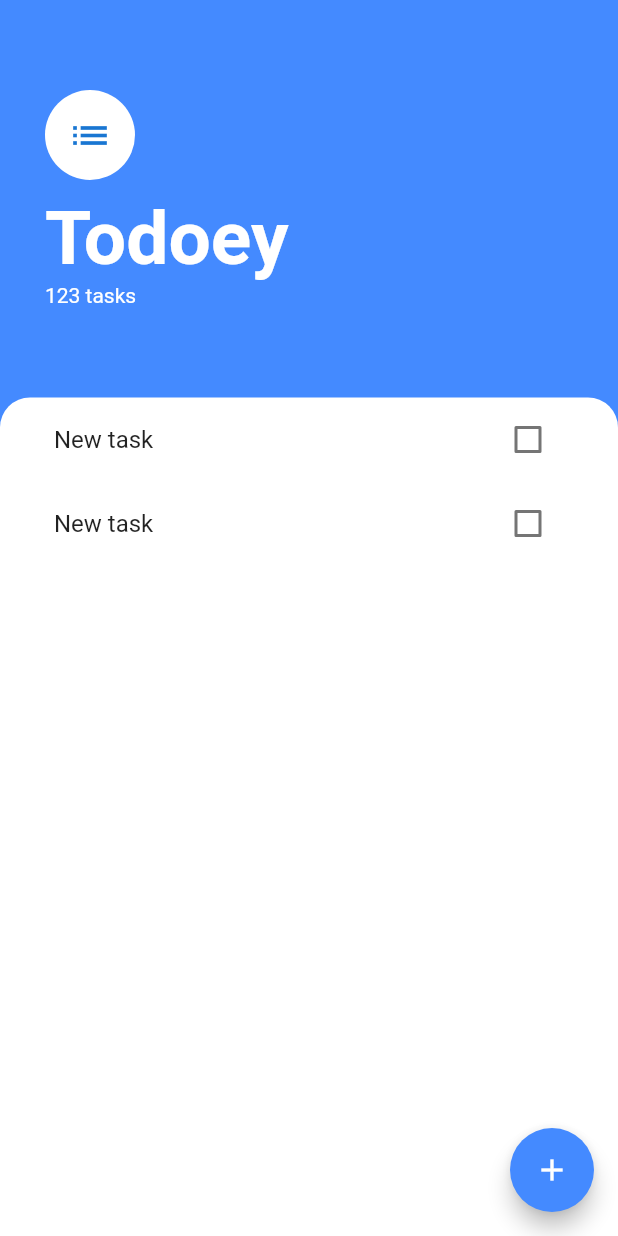
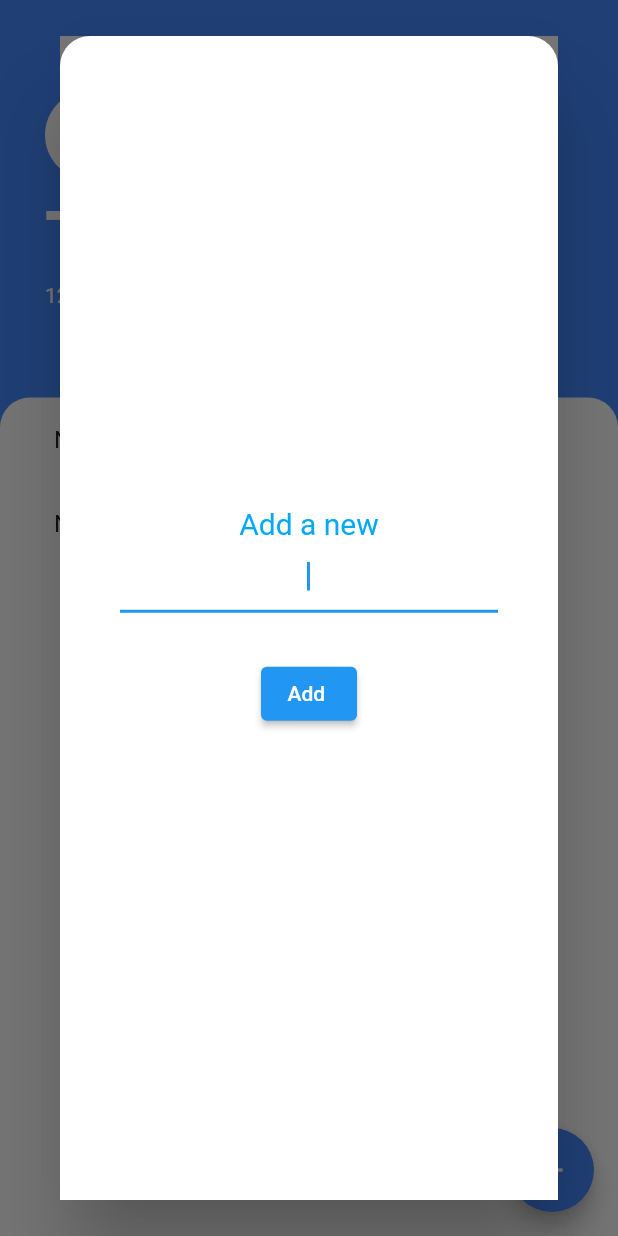
Before and after one commit to astephbi/todoey, a Flutter app: the screen it shows after launch, after a tap on the "add" icon, on a phone screen of 412 x 824 dp. Run offline on Flutter 3.47's test engine with Material 2 defaults, Android fonts, the phone set to English and light mode, and no system bars; our stand-ins replace get.

Commit message:
bright impl

```diff
--- a/lib/main.dart
+++ b/lib/main.dart
@@ -1,5 +1,6 @@
 import 'package:flutter/material.dart';
 import 'package:todoey/screens/todo.dart';
+import 'package:get/get.dart';
 
 void main() {
   runApp(const MyApp());
@@ -10,10 +11,10 @@ class MyApp extends StatelessWidget {
 
   @override
   Widget build(BuildContext context) {
-    return MaterialApp(
+    return const GetMaterialApp(
       title: 'Flutter Demo',
       debugShowCheckedModeBanner: false,
-      home: const TodoList(),
+      home: TodoList(),
     );
   }
 }
--- a/lib/screens/add_task.dart
+++ b/lib/screens/add_task.dart
@@ -17,7 +17,7 @@ class AddTask extends StatelessWidget {
             child: Column(
                 crossAxisAlignment: CrossAxisAlignment.stretch,
                 children: [
-                  Text(
+                  const Text(
                     'Add a new',
                     textAlign: TextAlign.center,
                     style: TextStyle(
@@ -30,7 +30,7 @@ class AddTask extends StatelessWidget {
                     autofocus: true,
                     textAlign: TextAlign.center,
                   ),
-                  SizedBox(
+                  const SizedBox(
                     height: 30,
                   ),
                   ElevatedButton(
@@ -40,9 +40,12 @@ class AddTask extends StatelessWidget {
                 ]),
           )),
           decoration: const BoxDecoration(
-              color: Colors.white,
-              borderRadius: BorderRadius.only(
-                  topLeft: Radius.circular(20), topRight: Radius.circular(20))),
+            color: Colors.white,
+            borderRadius: BorderRadius.only(
+              topLeft: Radius.circular(20),
+              topRight: Radius.circular(20),
+            ),
+          ),
         ));
   }
 }
--- /dev/null
+++ b/lib/screens/present_dialog.dart
@@ -0,0 +1,59 @@
+import 'package:flutter/material.dart';
+
+class PresentDialog {
+  void present(BuildContext context, Function callBack) {
+    TextEditingController textEditingController = TextEditingController();
+    showDialog(
+      context: context,
+      builder: (BuildContext context) {
+        return Dialog(
+            shape: RoundedRectangleBorder(
+                borderRadius: BorderRadius.circular(20.0)), //this right here
+            child: Container(
+                color: Color(0xFF757575),
+                child: Container(
+                  child: Center(
+                      child: Padding(
+                    padding: EdgeInsets.all(40),
+                    child: Column(
+                        crossAxisAlignment: CrossAxisAlignment.center,
+                        mainAxisAlignment: MainAxisAlignment.center,
+                        children: [
+                          const Text(
+                            'Add a new',
+                            textAlign: TextAlign.center,
+                            style: TextStyle(
+                                fontSize: 20,
+                                fontWeight: FontWeight.w400,
+                                color: Colors.lightBlue),
+                          ),
+                          TextFormField(
+                            controller: textEditingController,
+                            decoration: const InputDecoration(),
+                            autofocus: true,
+                            textAlign: TextAlign.center,
+                          ),
+                          const SizedBox(
+                            height: 30,
+                          ),
+                          ElevatedButton(
+                            onPressed: () {
+                              Navigator.pop(context);
+                              callBack(textEditingController.text);
+                            },
+                            child: Text('Add '),
+                          )
+                        ]),
+                  )),
+                  decoration: const BoxDecoration(
+                    color: Colors.white,
+                    borderRadius: BorderRadius.only(
+                      topLeft: Radius.circular(20),
+                      topRight: Radius.circular(20),
+                    ),
+                  ),
+                )));
+      },
+    );
+  }
+}
--- a/lib/screens/todo.dart
+++ b/lib/screens/todo.dart
@@ -2,6 +2,7 @@ import 'package:flutter/material.dart';
 import 'package:flutter/src/widgets/container.dart';
 import 'package:flutter/src/widgets/framework.dart';
 import 'package:todoey/screens/add_task.dart';
+import 'package:todoey/screens/present_dialog.dart';
 import 'package:todoey/widgets/task_tile.dart';
 import 'package:todoey/widgets/task_list.dart';
 
@@ -20,7 +21,9 @@ class _TodoListState extends State<TodoList> {
       floatingActionButton: FloatingActionButton(
         child: Icon(Icons.add),
         backgroundColor: Colors.blueAccent,
-        onPressed: () {},
+        onPressed: () {
+          _displayDialog();
+        },
       ),
       body: Column(
         crossAxisAlignment: CrossAxisAlignment.start,
@@ -42,9 +45,10 @@ class _TodoListState extends State<TodoList> {
                     Text(
                       'Todoey',
                       style: TextStyle(
-                          color: Colors.white,
-                          fontSize: 50,
-                          fontWeight: FontWeight.w700),
+                        color: Colors.white,
+                        fontSize: 50,
+                        fontWeight: FontWeight.w700,
+                      ),
                     ),
                     Text(
                       '123 tasks',
@@ -54,11 +58,11 @@ class _TodoListState extends State<TodoList> {
                   ])),
           Expanded(
             child: Container(
-              padding: EdgeInsets.symmetric(horizontal: 20),
-              child: TaskList(),
+              padding: const EdgeInsets.symmetric(horizontal: 20),
+              child: const TaskList(),
               height: 300,
               width: 700,
-              decoration: BoxDecoration(
+              decoration: const BoxDecoration(
                 color: Colors.white,
                 borderRadius: BorderRadius.only(
                   topLeft: Radius.circular(20),
@@ -71,4 +75,10 @@ class _TodoListState extends State<TodoList> {
       ),
     );
   }
+
+  void _displayDialog() {
+    PresentDialog().present(context, (String data) {
+      print("In " + data);
+    });
+  }
 }
--- /dev/null
+++ b/lib/store_controller.dart
@@ -0,0 +1,3 @@
+import 'package:get/get.dart';
+
+class StoreController extends GetxController {}
--- a/lib/widgets/task_tile.dart
+++ b/lib/widgets/task_tile.dart
@@ -16,7 +16,8 @@ class _TaskTileState extends State<TaskTile> {
       title: Text(
         'New task',
         style: TextStyle(
-            decoration: isChecked ? TextDecoration.lineThrough : null),
+          decoration: isChecked ? TextDecoration.lineThrough : null,
+        ),
       ),
       trailing: Checkbox(
         value: isChecked,
```
Also changed, not shown: pubspec.yaml (+2 -68 lines), pubspec.lock.
